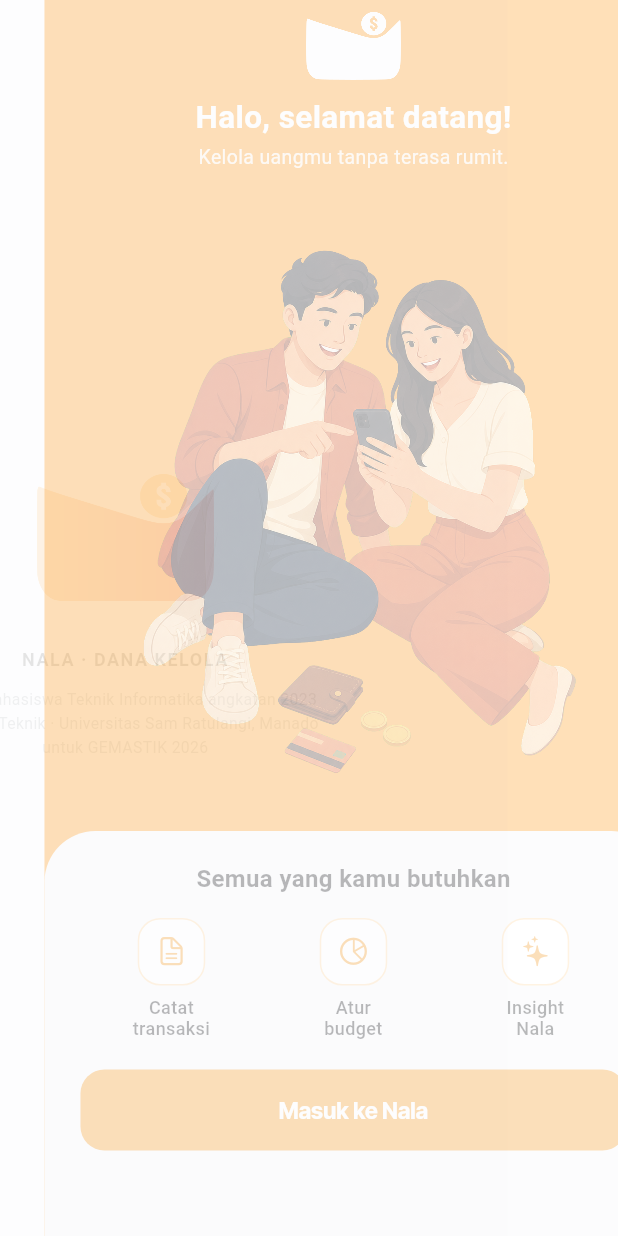
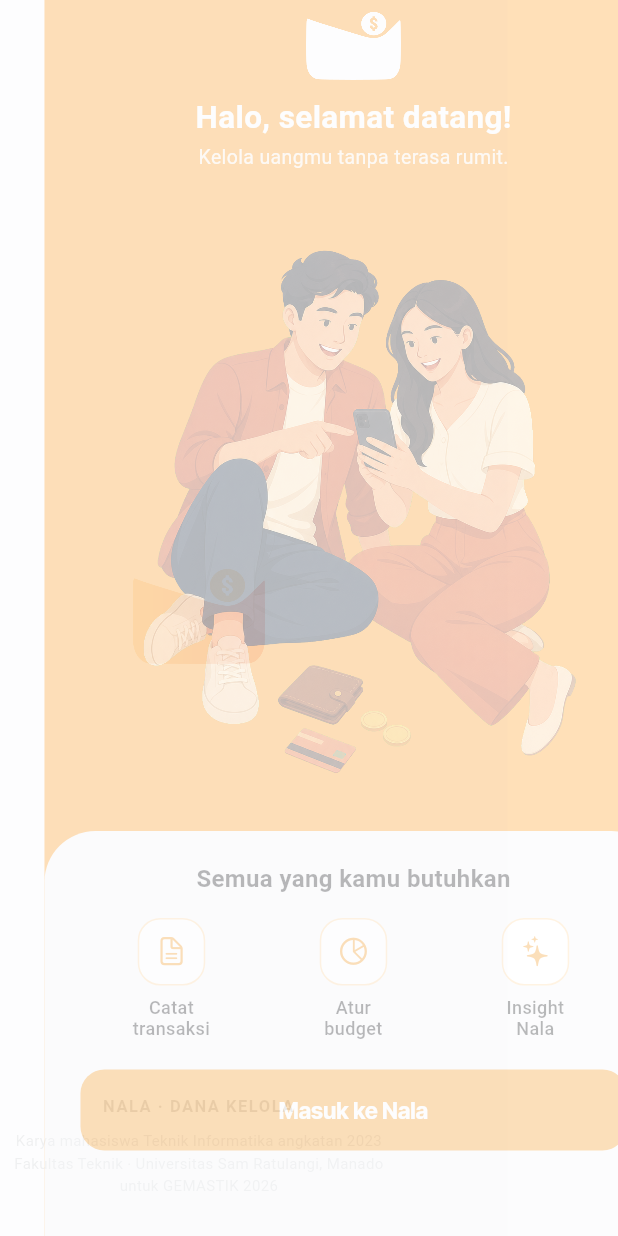
Before and after one commit to Codift05/Nala-CuanManage, a Flutter app: the first screen one second after launch, on a phone screen of 412 x 824 dp. Run offline on Flutter 3.47's test engine with Material 3 defaults, Android fonts, the phone set to English and light mode, and no system bars; our stand-ins replace fl_chart, flutter_secure_storage, google_fonts, image_picker, local_auth, shared_preferences; missing offline and left inert: home_widget, telephony.

Commit message:
fix: lock splash elements to viewport center

```diff
--- a/mobile/lib/screens/splash_screen.dart
+++ b/mobile/lib/screens/splash_screen.dart
@@ -80,40 +80,48 @@ class _SplashScreenState extends State<SplashScreen>
           opacity: _fadeAnimation,
           child: Padding(
             padding: const EdgeInsets.fromLTRB(28, 24, 28, 26),
-            child: Column(
-              mainAxisAlignment: MainAxisAlignment.center,
+            child: Stack(
+              fit: StackFit.expand,
               children: [
-                Image.asset(
+                Center(
+                  child: Image.asset(
                     'img/Nala baru.png',
-                  width: 118,
+                    width: 88,
                     fit: BoxFit.contain,
                     filterQuality: FilterQuality.high,
                     semanticLabel: 'Logo Nala',
                   ),
-                const SizedBox(height: 30),
+                ),
+                Positioned(
+                  left: 0,
+                  right: 0,
+                  bottom: 0,
+                  child: Column(
+                    mainAxisSize: MainAxisSize.min,
+                    children: [
                       Text(
                         'NALA · DANA KELOLA',
                         textAlign: TextAlign.center,
                         style: appleStyle(
-                    fontSize: 12,
+                          fontSize: 11,
                           fontWeight: FontWeight.w600,
                           color: AppTheme.textPrimary,
                           letterSpacing: 1,
                         ),
                       ),
-                const SizedBox(height: 10),
-                ConstrainedBox(
-                  constraints: const BoxConstraints(maxWidth: 290),
-                  child: Text(
+                      const SizedBox(height: 8),
+                      Text(
                         'Karya mahasiswa Teknik Informatika angkatan 2023\n'
                         'Fakultas Teknik · Universitas Sam Ratulangi, Manado\n'
                         'untuk GEMASTIK 2026',
                         textAlign: TextAlign.center,
                         style: appleStyle(
-                      fontSize: 10.5,
-                      height: 1.55,
+                          fontSize: 10,
+                          height: 1.5,
                           color: AppTheme.textSecondary,
                         ),
+                      ),
+                    ],
                   ),
                 ),
               ],
```
Also changed, not shown: 1 other file. Lines whose indentation alone changed are shown as unchanged.
